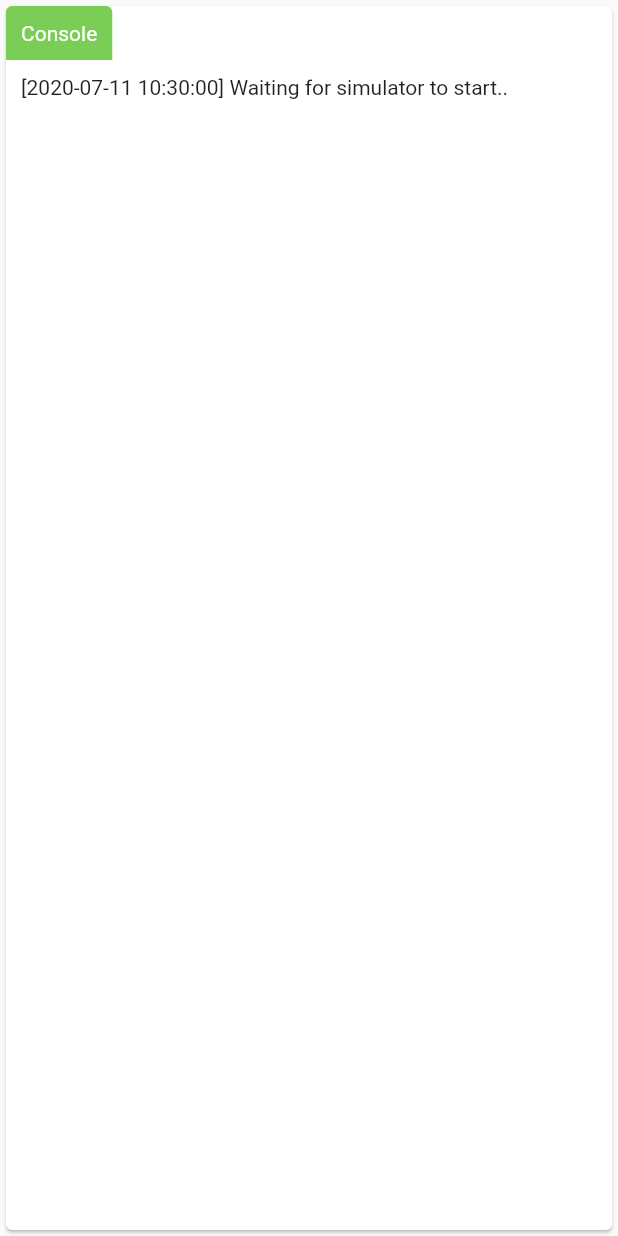
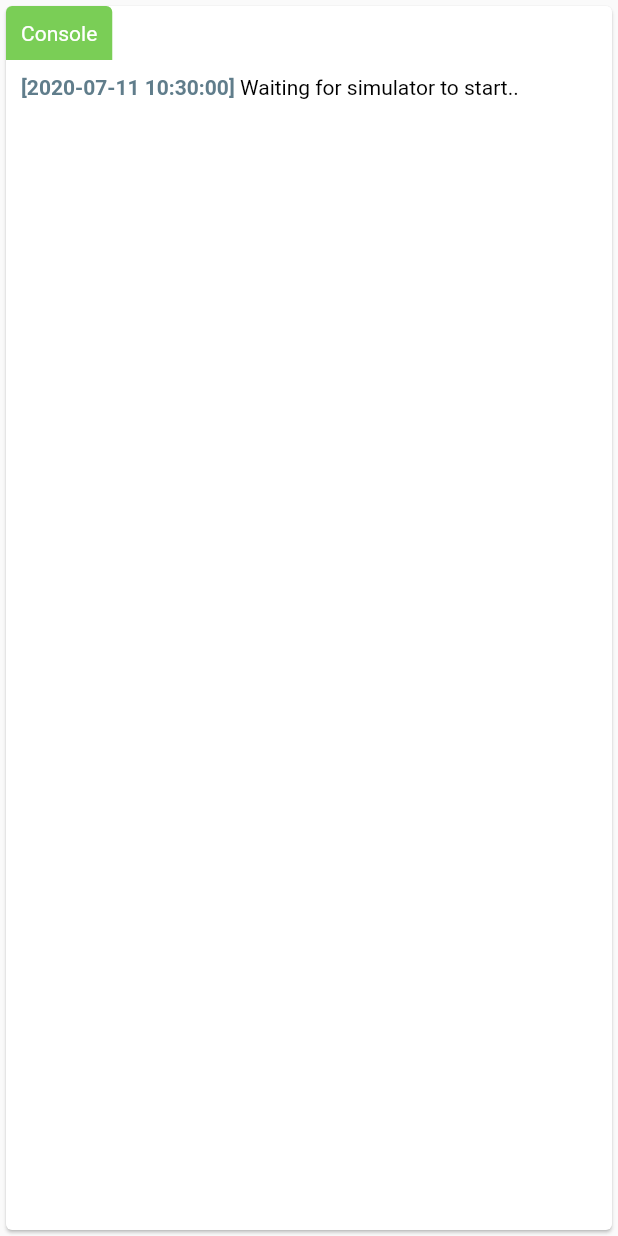
Before and after one commit to knowgoio/knowgo-vehicle-simulator, a Flutter app: the ConsoleLog widget shown alone on an empty page, opened directly, on a phone screen of 412 x 824 dp. Run offline on Flutter 3.47's test engine with Material 2 defaults, Android fonts, the phone set to English and light mode, and no system bars; our stand-ins replace args, get_it, random_string; missing offline and left inert: knowgo, vin_decoder; statements that could not run were skipped.

Commit message:
Adjust console output for better message and timestamp contrasting

```diff
--- a/lib/widgets/console.dart
+++ b/lib/widgets/console.dart
@@ -18,7 +18,22 @@ class _ConsoleLogState extends State<ConsoleLog> {
           var last = consoleService.messages.length - index - 1;
           var msg = consoleService.messages[last];
           var timeStr = DateFormat('yyyy-MM-dd hh:mm:ss').format(msg.timestamp);
-          return Text('[$timeStr] ${msg.message}');
+
+          return RichText(
+            text: TextSpan(
+              style: TextStyle(color: Colors.blueGrey),
+              children: [
+                TextSpan(
+                  text: '[$timeStr] ',
+                  style: TextStyle(fontWeight: FontWeight.bold),
+                ),
+                TextSpan(
+                  text: msg.message,
+                  style: TextStyle(color: Colors.black),
+                ),
+              ],
+            ),
+          );
         });
   }
 
```
